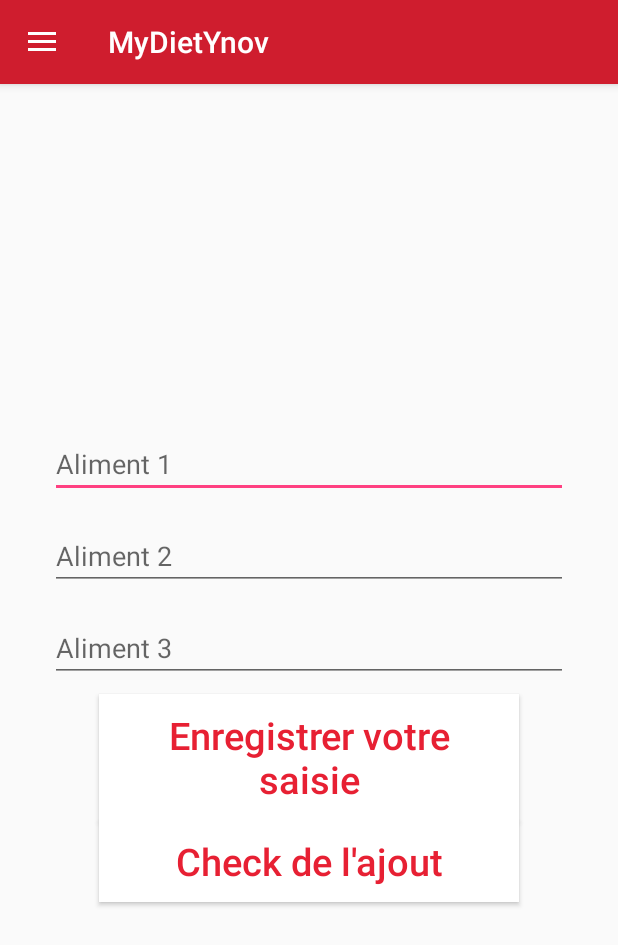
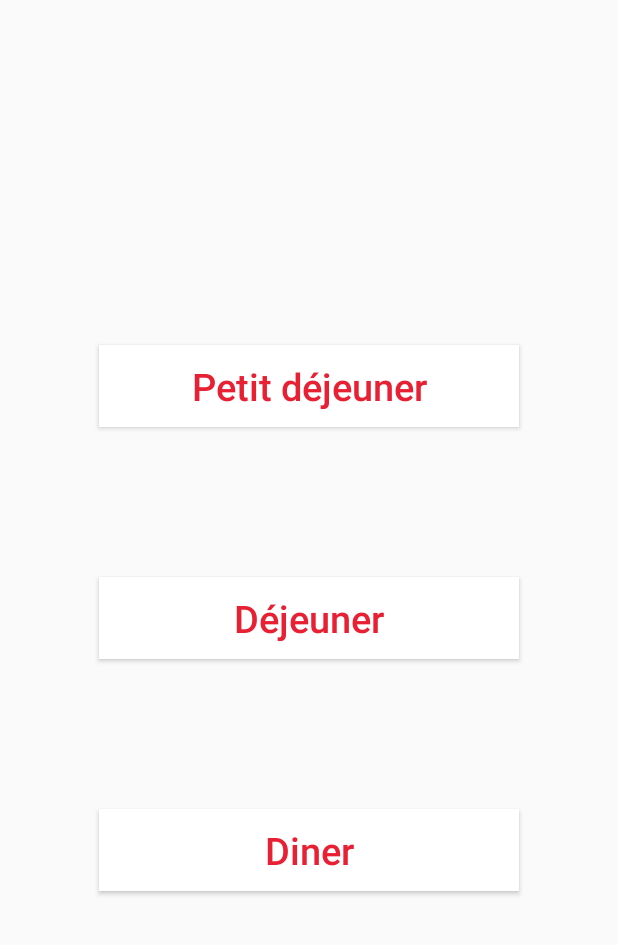
Before and after one commit to Dams-O/MyDietKotlin, an Android app: the screen it shows after launch (MaJourneeActivity before the commit, MenuJourneeActivity after it), in the side drawer, after a tap on "Mes Journées", on a phone screen of 412 x 824 dp. Shown: the top 945 px of the screen. Run offline under Robolectric (Android 15) with nearby library versions, the phone set to English and light mode, and no system bars; our stand-ins replace Room's generated code.

Commit message:
Update Bdd + Traitement des données food + Autocompletion

```diff
--- a/app/src/main/AndroidManifest.xml
+++ b/app/src/main/AndroidManifest.xml
@@ -13,6 +13,8 @@
             android:roundIcon="@mipmap/ic_launcher_round"
             android:supportsRtl="true"
             android:theme="@style/AppTheme">
+        <activity android:name=".MenuJourneeActivity">
+        </activity>
         <activity android:name=".MaJourneeActivity">
         </activity>
         <activity android:name=".StatsActivity">
--- a/app/src/main/java/com/deams/ynovmydiet/AppDb.kt
+++ b/app/src/main/java/com/deams/ynovmydiet/AppDb.kt
@@ -6,7 +6,7 @@ import androidx.room.Room
 import androidx.room.RoomDatabase
 
 
-@Database(entities = [(Meal::class),(MenuType::class),(Food::class),(User::class)], version = 1)
+@Database(entities = [(Meal::class),(MenuType::class),(Food::class),(User::class)], version = 1_1)
 abstract class AppDb : RoomDatabase(){
     abstract fun mealDao(): MealDAO
     abstract fun menuTypeDao(): MenuTypeDAO
--- a/app/src/main/java/com/deams/ynovmydiet/Food.kt
+++ b/app/src/main/java/com/deams/ynovmydiet/Food.kt
@@ -10,7 +10,7 @@ class Food {
     var foodId: Long? = null
 
     @ColumnInfo(name = "name")
-    var name: Long? = null
+    var name: String? = null
 
     @ColumnInfo(name = "family")
     var family: String? = null
--- a/app/src/main/java/com/deams/ynovmydiet/MaJourneeActivity.kt
+++ b/app/src/main/java/com/deams/ynovmydiet/MaJourneeActivity.kt
@@ -3,7 +3,9 @@ package com.deams.ynovmydiet
 import android.content.Intent
 import androidx.appcompat.app.AppCompatActivity
 import android.os.Bundle
+import android.util.Log
 import android.view.MenuItem
+import android.widget.ArrayAdapter
 import android.widget.EditText
 import android.widget.Toast
 import androidx.appcompat.app.ActionBarDrawerToggle
@@ -21,10 +23,20 @@ class MaJourneeActivity : AppCompatActivity(), NavigationView.OnNavigationItemSe
 
         val database = AppDb.getInstance(this@MaJourneeActivity)
 
-        val text1 = edt1.text.toString();
-        val text2 = edt2.text.toString();
+        val foodList = ArrayList<String?>()
+        val testsarr = database.foodDao().getAllFoods()
+        for (food in testsarr){
+            foodList.add(food.name)
+        }
 
-        val testsarr = arrayOf("Banane","Croissant","Poire","Pomme","Steak","Frites","Hamburger","Lait")
+        val adapterAuto = ArrayAdapter<String>(
+            this,
+            android.R.layout.simple_dropdown_item_1line,
+            foodList
+        )
+
+        auto1.setAdapter(adapterAuto)
+
         btn_click_me.setOnClickListener {
             // make a toast on button click event
             val repas = Meal()
--- a/app/src/main/java/com/deams/ynovmydiet/MainActivity.kt
+++ b/app/src/main/java/com/deams/ynovmydiet/MainActivity.kt
@@ -28,6 +28,7 @@ class MainActivity : AppCompatActivity(), NavigationView.OnNavigationItemSelecte
         user.lastname = "Henry"
         database.userDao().insertUser(user)
 
+        ajoutAliments()
 
         button2.setOnClickListener {
             // Handler code here.
@@ -98,7 +99,7 @@ class MainActivity : AppCompatActivity(), NavigationView.OnNavigationItemSelecte
                 startActivity(intent2)
             }
             R.id.nav_mes_journees -> {
-                val intent3 = Intent(this@MainActivity, MaJourneeActivity::class.java)
+                val intent3 = Intent(this@MainActivity, MenuJourneeActivity::class.java)
                 startActivity(intent3)
             }
             R.id.nav_mon_suivi -> {
@@ -113,4 +114,86 @@ class MainActivity : AppCompatActivity(), NavigationView.OnNavigationItemSelecte
         drawerLayout.closeDrawer(GravityCompat.START)
         return true
     }
+    private fun ajoutAliments(){
+        val database = AppDb.getInstance(this@MainActivity)
+        val food1 = Food()
+        food1.name = "Agneau"
+        food1.family = "P"
+        val food2 = Food()
+        food2.name = "Bœuf"
+        food2.family = "P"
+        val food3 = Food()
+        food3.name = "Boeuf"
+        food3.family = "P"
+        val food4 = Food()
+        food4.name = "Saucisse Porc"
+        food4.family = "P"
+        val food5 = Food()
+        food5.name = "Poisson"
+        food5.family = "P"
+        val food6 = Food()
+        food6.name = "Chèvre frais"
+        food6.family = "Ca"
+        val food7 = Food()
+        food7.name = "Fromage Blanc0%"
+        food7.family = "Ca"
+        val food8 = Food()
+        food8.name = "Fromage Blanc 20%"
+        food8.family = "Ca"
+        val food9 = Food()
+        food9.name = "Lait de vache écrémé"
+        food9.family = "Ca"
+        val food10 = Food()
+        food10.name = "Lait de vache entier"
+        food10.family = "Ca"
+        val food11 = Food()
+        food11.name = "Yaourt"
+        food11.family = "Ca"
+        val food12 = Food()
+        food12.name = "Céréales"
+        food12.family = "GL"
+        val food13 = Food()
+        food13.name = "Pain"
+        food13.family = "Gl"
+        val food14 = Food()
+        food14.name = "Riz"
+        food14.family = "GL"
+        val food15 = Food()
+        food15.name = "Mais"
+        food15.family = "GL"
+        val food16 = Food()
+        food16.name = "Carottes"
+        food16.family = "SM"
+        val food17 = Food()
+        food17.name = "Pomme de terre"
+        food17.family = "GL"
+        val food18 = Food()
+        food18.name = "Poivron"
+        food18.family = "SM"
+        val food19 = Food()
+        food19.name = "Fruits secs"
+        food19.family = "L"
+        val food20 = Food()
+        food20.name = "Cacahuète"
+        food20.family = "L"
+        val food21 = Food()
+        food21.name = "Cacao en poudre"
+        food21.family = "Su"
+        val food22 = Food()
+        food22.name = "Sucre"
+        food22.family = "Su"
+        val food23 = Food()
+        food23.name = "Bière"
+        food23.family = "Al"
+        val food24 = Food()
+        food24.name = "Vin"
+        food24.family = "Al"
+        val food25 = Food()
+        food25.name = "Soda"
+        food25.family = "Su"
+        val foodArr = arrayOf(food1,food2,food3,food4,food5,food6,food7,food8,food9,food10,food11,food11,food13,food14,food15,food16,food17,food18,food19,food20,food21,food22,food23,food24,food25)
+        for(food in foodArr){
+            database.foodDao().insertFood(food)
+        }
+    }
 }
--- /dev/null
+++ b/app/src/main/java/com/deams/ynovmydiet/MenuJourneeActivity.kt
@@ -0,0 +1,19 @@
+package com.deams.ynovmydiet
+
+import android.content.Intent
+import androidx.appcompat.app.AppCompatActivity
+import android.os.Bundle
+import kotlinx.android.synthetic.main.activity_menu_journee.*
+
+class MenuJourneeActivity : AppCompatActivity() {
+
+    override fun onCreate(savedInstanceState: Bundle?) {
+        super.onCreate(savedInstanceState)
+        setContentView(R.layout.activity_menu_journee)
+
+        btn_ptidej.setOnClickListener {
+            val intent1 = Intent(this@MenuJourneeActivity, MaJourneeActivity::class.java)
+            startActivity(intent1)
+        }
+    }
+}
--- a/app/src/main/res/layout/activity_ma_journee_content.xml
+++ b/app/src/main/res/layout/activity_ma_journee_content.xml
@@ -15,6 +15,14 @@
             android:gravity="center"
             android:padding="25dp"
             android:orientation="vertical">
+        <AutoCompleteTextView
+                android:id="@+id/auto1"
+                android:layout_width="match_parent"
+                android:layout_height="wrap_content"
+                android:layout_margin="8dp"
+                android:hint="Aliment"
+                android:imeOptions="actionNext"
+                android:inputType="text"/>
         <EditText
                 android:id="@+id/edt1"
                 android:layout_width="match_parent"
@@ -47,6 +55,7 @@
                 android:textSize="25dp"
                 android:layout_width="280dp"
                 android:layout_height="wrap_content"
+                android:layout_margin="20dp"
                 android:textColor="@color/colorText"
                 android:background="@color/colorButton"/>
         <Button
--- /dev/null
+++ b/app/src/main/res/layout/activity_menu_journee.xml
@@ -0,0 +1,51 @@
+<?xml version="1.0" encoding="utf-8"?>
+<androidx.constraintlayout.widget.ConstraintLayout
+        xmlns:android="http://schemas.android.com/apk/res/android"
+        xmlns:tools="http://schemas.android.com/tools"
+        xmlns:app="http://schemas.android.com/apk/res-auto"
+        android:layout_width="match_parent"
+        android:layout_height="match_parent"
+        tools:context=".MenuJourneeActivity">
+
+    <LinearLayout
+            android:layout_width="match_parent"
+            android:layout_height="match_parent"
+            android:gravity="center"
+            android:padding="25dp"
+            android:orientation="vertical">
+        <Button
+                android:id="@+id/btn_ptidej"
+                android:text="Petit déjeuner"
+                android:textAllCaps="false"
+                android:padding="10dp"
+                android:textSize="25dp"
+                android:layout_width="280dp"
+                android:layout_height="wrap_content"
+                android:layout_margin="50dp"
+                android:textColor="@color/colorText"
+                android:background="@color/colorButton"/>
+        <Button
+            android:id="@+id/btn_dej"
+            android:text="Déjeuner"
+            android:textAllCaps="false"
+            android:padding="10dp"
+            android:textSize="25dp"
+            android:layout_width="280dp"
+            android:layout_height="wrap_content"
+            android:layout_margin="50dp"
+            android:textColor="@color/colorText"
+            android:background="@color/colorButton"/>
+        <Button
+                android:id="@+id/btn_diner"
+                android:text="Diner"
+                android:textAllCaps="false"
+                android:padding="10dp"
+                android:textSize="25dp"
+                android:layout_width="280dp"
+                android:layout_margin="50dp"
+                android:layout_height="wrap_content"
+                android:textColor="@color/colorText"
+                android:background="@color/colorButton"/>
+    </LinearLayout>
+
+</androidx.constraintlayout.widget.ConstraintLayout>
--- a/app/src/main/res/layout/activity_stats.xml
+++ b/app/src/main/res/layout/activity_stats.xml
@@ -1,12 +1,12 @@
 <?xml version="1.0" encoding="utf-8"?>
-<androidx.constraintlayout.widget.ConstraintLayout
+<androidx.drawerlayout.widget.DrawerLayout
         xmlns:android="http://schemas.android.com/apk/res/android"
+        xmlns:app="http://schemas.android.com/apk/res-auto"
         xmlns:tools="http://schemas.android.com/tools"
-        xmlns:app="http://schemas.android.com/apk/res-auto"
+        android:id="@+id/drawer_layout"
         android:layout_width="match_parent"
         android:layout_height="match_parent"
-        app:layout_behavior="@string/appbar_scrolling_view_behavior"
-        tools:showIn="@layout/app_bar_main"
-        tools:context=".StatsActivity">
+        android:fitsSystemWindows="true"
+        tools:openDrawer="start">
 
-</androidx.constraintlayout.widget.ConstraintLayout>
+</androidx.drawerlayout.widget.DrawerLayout>
--- a/app/src/main/res/layout/activity_stats_content.xml
+++ b/app/src/main/res/layout/activity_stats_content.xml
@@ -1,4 +1,13 @@
 <?xml version="1.0" encoding="utf-8"?>
+<androidx.constraintlayout.widget.ConstraintLayout
+        xmlns:android="http://schemas.android.com/apk/res/android"
+        xmlns:tools="http://schemas.android.com/tools"
+        xmlns:app="http://schemas.android.com/apk/res-auto"
+        android:layout_width="match_parent"
+        android:layout_height="match_parent"
+        app:layout_behavior="@string/appbar_scrolling_view_behavior"
+        tools:context=".StatsActivity">
+
 <LinearLayout xmlns:android="http://schemas.android.com/apk/res/android"
               android:orientation="vertical"
               android:layout_width="match_parent"
@@ -43,3 +52,4 @@
     </androidx.cardview.widget.CardView>
 
 </LinearLayout>
+</androidx.constraintlayout.widget.ConstraintLayout>
```
Also changed, not shown: app/src/main/java/com/deams/ynovmydiet/StatsActivity.kt (+8 -0 lines), 1 other file.
